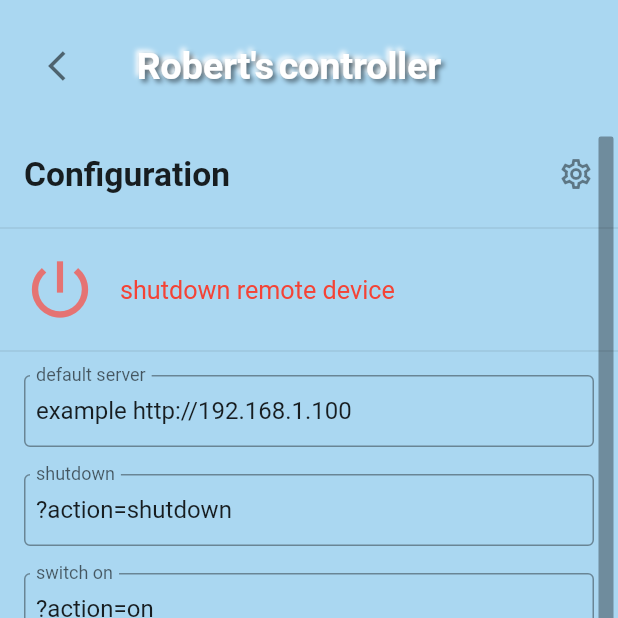
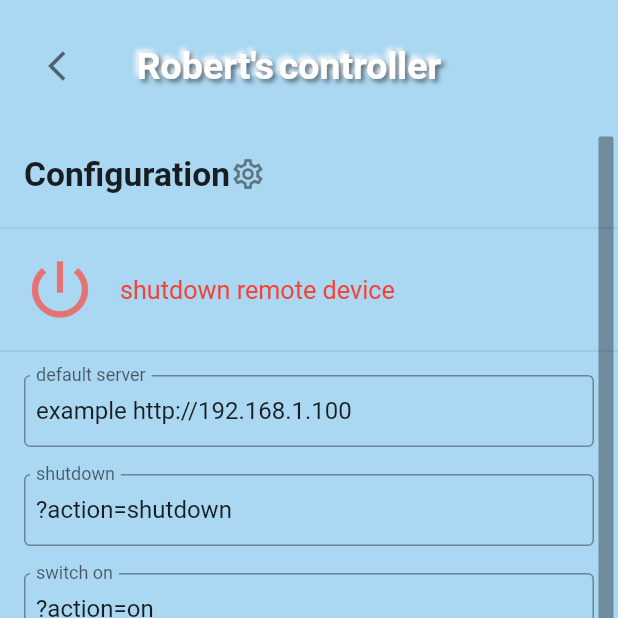
Before and after one commit to lorriman/Controller-for-OctoCrab, a Flutter app: the MyHomePage screen opened directly, on a phone screen of 412 x 824 dp, the top half of it. Run offline on Flutter 3.47's test engine with Material 2 defaults, Android fonts, the phone set to English and light mode, and no system bars; drawn by our look-alikes of flutter_neumorphic; our stand-ins replace flutter_riverpod, font_awesome_flutter, package_info_plus, shared_preferences; missing offline and left inert: clipboard, window_size; accounts and stored records are empty.

Commit message:
ui tweak

```diff
--- a/lib/app/settings.dart
+++ b/lib/app/settings.dart
@@ -77,8 +77,13 @@ class _SettingsViewState extends ConsumerState<SettingsView> {
         if (widget.title!=null)
           widget.title!
         else
-          ListTile(title: Text('Configuration',textScaleFactor: 1.4, style: TextStyle(fontWeight: FontWeight.bold)  ,),
-           trailing: Icon(Icons.settings_outlined),
+          ListTile(title: Row(
+            children: [
+              Text('Configuration',textScaleFactor: 1.4, style: TextStyle(fontWeight: FontWeight.bold)  ,),
+             Icon(Icons.settings_outlined)
+            ],
+          ),
+
           ),
         Divider(),
         Row(
```
